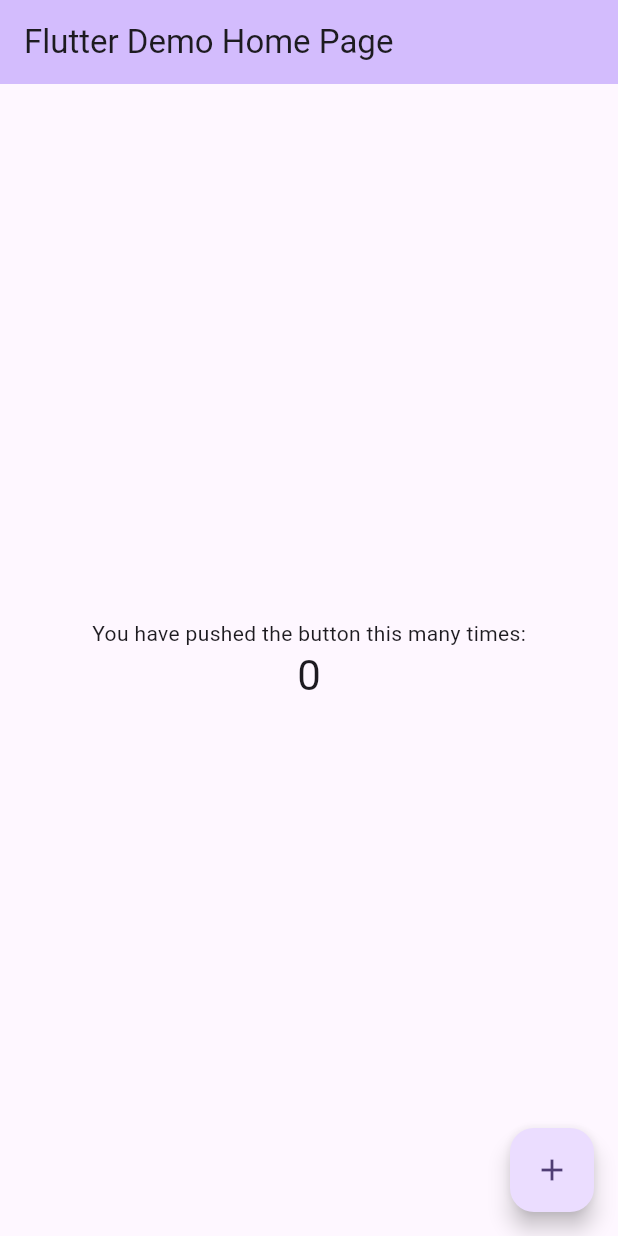
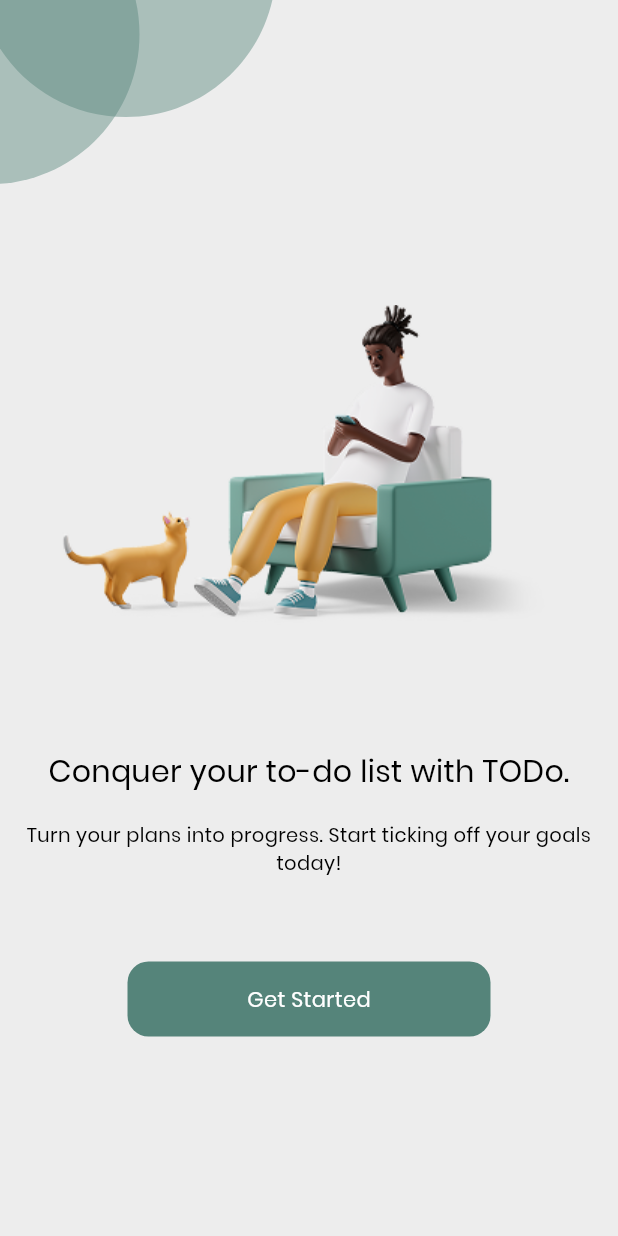
Before and after one commit to mozidan27/todo_list, a Flutter app: the screen it shows after launch, on a phone screen of 412 x 824 dp. Run offline on Flutter 3.47's test engine with Material 3 defaults, Android fonts, the phone set to English and light mode, and no system bars; our stand-ins replace flutter_svg, fluttertoast, get_it, shared_preferences; project files that could hold a hidden picture were left out.

Commit message:
assets changed from SVG to PNG, auth folder screens created, routes added, and onboarding page completed

```diff
--- /dev/null
+++ b/devtools_options.yaml
@@ -0,0 +1,3 @@
+description: This file stores settings for Dart & Flutter DevTools.
+documentation: https://docs.flutter.dev/tools/devtools/extensions#configure-extension-enablement-states
+extensions:
--- /dev/null
+++ b/lib/core/app_router.dart
@@ -0,0 +1,12 @@
+import 'package:flutter/material.dart';
+import 'package:todo_list/features/auth/presentation/screen/sign_in_view.dart';
+import 'package:todo_list/features/auth/presentation/screen/sign_up_view.dart';
+import 'package:todo_list/features/onboarding/presentation/screen/onboarding_view.dart';
+
+Map<String, WidgetBuilder> buildAppRoutes() {
+  return {
+    '/login': (context) => SignInView(),
+    '/signup': (context) => SignUpView(),
+    '/onboarding': (context) => OnBoardingView(),
+  };
+}
--- a/lib/core/utils/app_assets.dart
+++ b/lib/core/utils/app_assets.dart
@@ -11,21 +11,18 @@ class Assets {
   static const String imagesCircleImage = "assets/images/circleImage.svg";
 
   /// Assets for imagesHomeScreenImage
-  /// assets/images/homeScreenImage.svg
-  static const String imagesHomeScreenImage =
-      "assets/images/homeScreenImage.svg";
+  /// assets/images/homeScreenImage.png
+  static const String imagesHomeScreenImage = "assets/images/homeScreenImage.png";
 
-  /// Assets for imagesLoginImage
-  /// assets/images/loginImage.svg
-  static const String imagesLoginImage = "assets/images/loginImage.svg";
+  /// Assets for imagesLoginImagePNG
+  /// assets/images/loginImagePNG.png
+  static const String imagesLoginImagePNG = "assets/images/loginImagePNG.png";
 
-  /// Assets for imagesOnboardingImage
-  /// assets/images/onboardingImage.svg
-  static const String imagesOnboardingImage =
-      "assets/images/onboardingImage.svg";
+  /// Assets for imagesOnboardingimagePNG
+  /// assets/images/onboardingimagePNG.png
+  static const String imagesOnboardingimagePNG = "assets/images/onboardingimagePNG.png";
 
-  /// Assets for imagesTaskScreenImage
-  /// assets/images/taskScreenImage.svg
-  static const String imagesTaskScreenImage =
-      "assets/images/taskScreenImage.svg";
+  /// Assets for imagesTaskScreenImagePNG
+  /// assets/images/taskScreenImagePNG.png
+  static const String imagesTaskScreenImagePNG = "assets/images/taskScreenImagePNG.png";
 }
--- a/lib/core/utils/custom_text_style.dart
+++ b/lib/core/utils/custom_text_style.dart
@@ -1,12 +1,23 @@
-import 'dart:ui';
-
+import 'package:flutter/material.dart';
 import 'package:todo_list/core/utils/app_colors.dart';
 
 abstract class CustomTextStyle {
-  static final soraSemi48DarkGreystyle900 = TextStyle(
-    fontSize: 48,
-    fontWeight: FontWeight.w900,
-    color: AppColors.backGround,
-    fontFamily: "SoraSemi",
+  static final poppins20W500Black = TextStyle(
+    fontSize: 20,
+    fontWeight: FontWeight.w500,
+    color: AppColors.black,
+    fontFamily: "Poppins",
+  );
+  static final poppins13W500Black = TextStyle(
+    fontSize: 13,
+    fontWeight: FontWeight.w500,
+    color: AppColors.black,
+    fontFamily: "Poppins",
+  );
+  static final poppins14W500White = TextStyle(
+    fontSize: 14,
+    fontWeight: FontWeight.w500,
+    color: AppColors.white,
+    fontFamily: "Poppins",
   );
 }
--- a/lib/core/widgets/custom_bottom.dart
+++ b/lib/core/widgets/custom_bottom.dart
@@ -1,5 +1,6 @@
 import 'package:flutter/material.dart';
 import 'package:todo_list/core/utils/app_colors.dart';
+import 'package:todo_list/core/utils/custom_text_style.dart';
 
 class MyCustomButtom extends StatelessWidget {
   const MyCustomButtom({
@@ -23,10 +24,7 @@ class MyCustomButtom extends StatelessWidget {
           borderRadius: BorderRadius.circular(14),
         ),
         child: Center(
-          child: Text(
-            text,
-            // style: CustomTextStyles.noto14WhiteMedium.copyWith(fontSize: 16),
-          ),
+          child: Text(text, style: CustomTextStyle.poppins14W500White),
         ),
       ),
     );
--- /dev/null
+++ b/lib/features/onboarding/presentation/screen/onboarding_view.dart
@@ -0,0 +1,53 @@
+import 'package:flutter/material.dart';
+import 'package:flutter_svg/flutter_svg.dart';
+import 'package:todo_list/core/funcations/navigation.dart';
+import 'package:todo_list/core/helper/spacing.dart';
+import 'package:todo_list/core/utils/app_assets.dart';
+import 'package:todo_list/core/utils/custom_text_style.dart';
+import 'package:todo_list/core/widgets/custom_bottom.dart';
+
+class OnBoardingView extends StatelessWidget {
+  const OnBoardingView({super.key});
+
+  @override
+  Widget build(BuildContext context) {
+    return Scaffold(
+      body: Column(
+        crossAxisAlignment: CrossAxisAlignment.start,
+        children: [
+          SvgPicture.asset(Assets.imagesCircleImage),
+          verticalSpace(80),
+          Center(child: Image.asset(Assets.imagesOnboardingimagePNG)),
+          verticalSpace(43),
+
+          Center(
+            child: Text(
+              "Conquer your to-do list with TODo.",
+              style: CustomTextStyle.poppins20W500Black,
+              textAlign: TextAlign.center,
+            ),
+          ),
+          verticalSpace(18),
+          Center(
+            child: Text(
+              "Turn your plans into progress. Start ticking off your goals today!",
+              style: CustomTextStyle.poppins13W500Black,
+              textAlign: TextAlign.center,
+            ),
+          ),
+          verticalSpace(56),
+
+          Padding(
+            padding: const EdgeInsets.symmetric(horizontal: 85.0),
+            child: MyCustomButtom(
+              text: "Get Started",
+              onTap: () {
+                customnavigate(context, "/signup");
+              },
+            ),
+          ),
+        ],
+      ),
+    );
+  }
+}
--- a/lib/main.dart
+++ b/lib/main.dart
@@ -1,122 +1,22 @@
 import 'package:flutter/material.dart';
+import 'package:todo_list/core/app_router.dart';
+import 'package:todo_list/core/utils/app_colors.dart';
+import 'package:todo_list/features/onboarding/presentation/screen/onboarding_view.dart';
 
 void main() {
-  runApp(const MyApp());
+  runApp(const ToDo());
 }
 
-class MyApp extends StatelessWidget {
-  const MyApp({super.key});
+class ToDo extends StatelessWidget {
+  const ToDo({super.key});
 
-  // This widget is the root of your application.
   @override
   Widget build(BuildContext context) {
     return MaterialApp(
-      title: 'Flutter Demo',
-      theme: ThemeData(
-        // This is the theme of your application.
-        //
-        // TRY THIS: Try running your application with "flutter run". You'll see
-        // the application has a purple toolbar. Then, without quitting the app,
-        // try changing the seedColor in the colorScheme below to Colors.green
-        // and then invoke "hot reload" (save your changes or press the "hot
-        // reload" button in a Flutter-supported IDE, or press "r" if you used
-        // the command line to start the app).
-        //
-        // Notice that the counter didn't reset back to zero; the application
-        // state is not lost during the reload. To reset the state, use hot
-        // restart instead.
-        //
-        // This works for code too, not just values: Most code changes can be
-        // tested with just a hot reload.
-        colorScheme: ColorScheme.fromSeed(seedColor: Colors.deepPurple),
-      ),
-      home: const MyHomePage(title: 'Flutter Demo Home Page'),
+      theme: ThemeData(scaffoldBackgroundColor: AppColors.backGround),
+      home: OnBoardingView(),
+      debugShowCheckedModeBanner: false,
+      routes: buildAppRoutes(),
     );
   }
 }
-
-class MyHomePage extends StatefulWidget {
-  const MyHomePage({super.key, required this.title});
-
-  // This widget is the home page of your application. It is stateful, meaning
-  // that it has a State object (defined below) that contains fields that affect
-  // how it looks.
-
-  // This class is the configuration for the state. It holds the values (in this
-  // case the title) provided by the parent (in this case the App widget) and
-  // used by the build method of the State. Fields in a Widget subclass are
-  // always marked "final".
-
-  final String title;
-
-  @override
-  State<MyHomePage> createState() => _MyHomePageState();
-}
-
-class _MyHomePageState extends State<MyHomePage> {
-  int _counter = 0;
-
-  void _incrementCounter() {
-    setState(() {
-      // This call to setState tells the Flutter framework that something has
-      // changed in this State, which causes it to rerun the build method below
-      // so that the display can reflect the updated values. If we changed
-      // _counter without calling setState(), then the build method would not be
-      // called again, and so nothing would appear to happen.
-      _counter++;
-    });
-  }
-
-  @override
-  Widget build(BuildContext context) {
-    // This method is rerun every time setState is called, for instance as done
-    // by the _incrementCounter method above.
-    //
-    // The Flutter framework has been optimized to make rerunning build methods
-    // fast, so that you can just rebuild anything that needs updating rather
-    // than having to individually change instances of widgets.
-    return Scaffold(
-      appBar: AppBar(
-        // TRY THIS: Try changing the color here to a specific color (to
-        // Colors.amber, perhaps?) and trigger a hot reload to see the AppBar
-        // change color while the other colors stay the same.
-        backgroundColor: Theme.of(context).colorScheme.inversePrimary,
-        // Here we take the value from the MyHomePage object that was created by
-        // the App.build method, and use it to set our appbar title.
-        title: Text(widget.title),
-      ),
-      body: Center(
-        // Center is a layout widget. It takes a single child and positions it
-        // in the middle of the parent.
-        child: Column(
-          // Column is also a layout widget. It takes a list of children and
-          // arranges them vertically. By default, it sizes itself to fit its
-          // children horizontally, and tries to be as tall as its parent.
-          //
-          // Column has various properties to control how it sizes itself and
-          // how it positions its children. Here we use mainAxisAlignment to
-          // center the children vertically; the main axis here is the vertical
-          // axis because Columns are vertical (the cross axis would be
-          // horizontal).
-          //
-          // TRY THIS: Invoke "debug painting" (choose the "Toggle Debug Paint"
-          // action in the IDE, or press "p" in the console), to see the
-          // wireframe for each widget.
-          mainAxisAlignment: MainAxisAlignment.center,
-          children: <Widget>[
-            const Text('You have pushed the button this many times:'),
-            Text(
-              '$_counter',
-              style: Theme.of(context).textTheme.headlineMedium,
-            ),
-          ],
-        ),
-      ),
-      floatingActionButton: FloatingActionButton(
-        onPressed: _incrementCounter,
-        tooltip: 'Increment',
-        child: const Icon(Icons.add),
-      ), // This trailing comma makes auto-formatting nicer for build methods.
-    );
-  }
-}
--- a/pubspec.yaml
+++ b/pubspec.yaml
@@ -37,6 +37,7 @@ dependencies:
   shared_preferences: ^2.5.3
   fluttertoast: ^8.2.12
   get_it: ^8.0.3
+  flutter_svg: ^2.1.0
 
 dev_dependencies:
   flutter_test:
```
Also changed, not shown: lib/features/auth/presentation/screen/forgot_password_view.dart (added, +10 -0 lines), lib/features/auth/presentation/screen/sign_in_view.dart (added, +10 -0 lines), lib/features/auth/presentation/screen/sign_up_view.dart (added, +53 -0 lines), assets/images/homeScreenImage.png (added), assets/images/homeScreenImage.svg (deleted), assets/images/loginImage.svg (deleted), assets/images/loginImagePNG.png (added), assets/images/onboardingImage.svg (deleted), assets/images/onboardingimagePNG.png (added), assets/images/taskScreenImage.svg (deleted), assets/images/taskScreenImagePNG.png (added), pubspec.lock, 4 other files.
